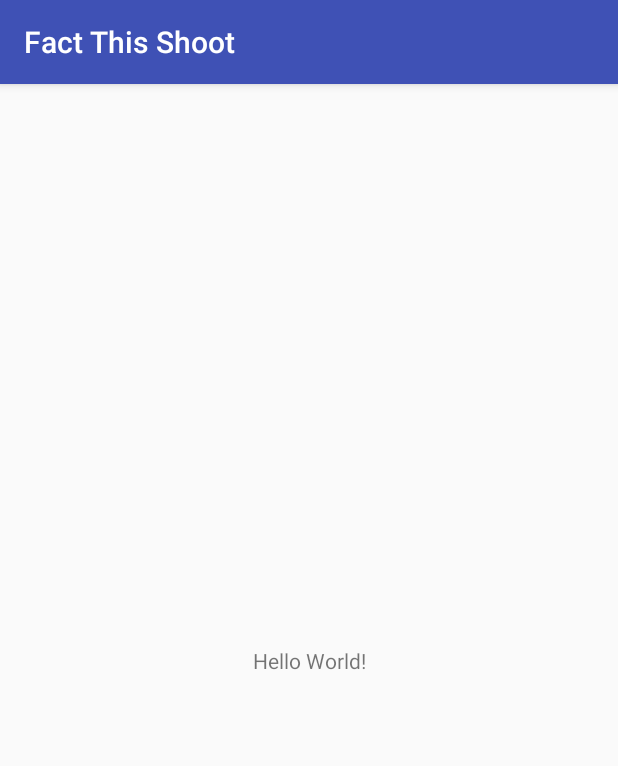
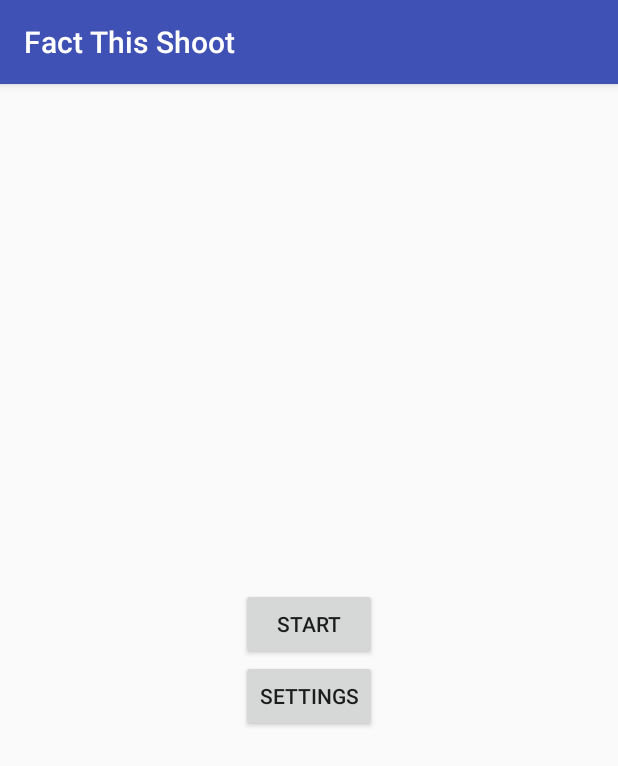
Before and after one commit to CyrusVatandoost/fact-this-shoot, an Android app: the screen it shows after launch (MainActivity), on a phone screen of 412 x 824 dp. Shown: the top 766 px of the screen. Run offline under Robolectric (Android 15) with nearby library versions, the phone set to English and light mode, and no system bars.

Commit message:
Added new Activity "Choose Category".

```diff
--- a/app/src/main/AndroidManifest.xml
+++ b/app/src/main/AndroidManifest.xml
@@ -16,6 +16,7 @@
                 <category android:name="android.intent.category.LAUNCHER" />
             </intent-filter>
         </activity>
+        <activity android:name=".ChooseCategory"></activity>
     </application>
 
 </manifest>
--- a/app/src/main/res/layout/activity_main.xml
+++ b/app/src/main/res/layout/activity_main.xml
@@ -6,13 +6,29 @@
     android:layout_height="match_parent"
     tools:context="com.teamenigma.factthisshoot.MainActivity">
 
-    <TextView
+    <LinearLayout
         android:layout_width="wrap_content"
         android:layout_height="wrap_content"
-        android:text="Hello World!"
+        android:layout_marginBottom="8dp"
+        android:layout_marginLeft="8dp"
+        android:layout_marginRight="8dp"
+        android:layout_marginTop="8dp"
+        android:orientation="vertical"
         app:layout_constraintBottom_toBottomOf="parent"
         app:layout_constraintLeft_toLeftOf="parent"
         app:layout_constraintRight_toRightOf="parent"
-        app:layout_constraintTop_toTopOf="parent" />
+        app:layout_constraintTop_toTopOf="parent">
 
+        <Button
+            android:id="@+id/buttonStart"
+            android:layout_width="match_parent"
+            android:layout_height="wrap_content"
+            android:text="Start" />
+
+        <Button
+            android:id="@+id/buttonSettings"
+            android:layout_width="match_parent"
+            android:layout_height="wrap_content"
+            android:text="Settings" />
+    </LinearLayout>
 </android.support.constraint.ConstraintLayout>
```
Also changed, not shown: app/src/main/java/com/teamenigma/factthisshoot/ChooseCategory.java (added, +13 -0 lines), app/src/main/res/layout/activity_choose_category.xml (added, +9 -0 lines).
